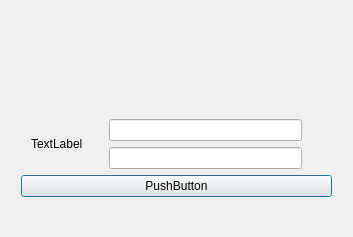
The window that repos/hestina/client/login_main_dlg.ui (FlushHip/ExperimentLab) describes before a commit, drawn with Qt 5.
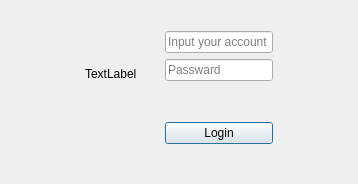
The same window after the commit.

The edit to the form file:
```diff
--- a/repos/hestina/client/login_main_dlg.ui
+++ b/repos/hestina/client/login_main_dlg.ui
@@ -6,70 +6,130 @@
    <rect>
     <x>0</x>
     <y>0</y>
-    <width>353</width>
-    <height>237</height>
+    <width>358</width>
+    <height>184</height>
    </rect>
   </property>
   <property name="windowTitle">
    <string>Dialog</string>
   </property>
   <layout class="QGridLayout" name="gridLayout">
-   <item row="0" column="0">
-    <layout class="QVBoxLayout" name="verticalLayout_2">
+   <item row="3" column="2">
+    <spacer name="verticalSpacer_3">
+     <property name="orientation">
+      <enum>Qt::Vertical</enum>
+     </property>
+     <property name="sizeHint" stdset="0">
+      <size>
+       <width>20</width>
+       <height>40</height>
+      </size>
+     </property>
+    </spacer>
+   </item>
+   <item row="2" column="2">
+    <layout class="QVBoxLayout" name="verticalLayout">
      <property name="leftMargin">
-      <number>10</number>
-     </property>
-     <property name="topMargin">
-      <number>100</number>
+      <number>0</number>
      </property>
      <property name="rightMargin">
-      <number>10</number>
-     </property>
-     <property name="bottomMargin">
-      <number>20</number>
+      <number>0</number>
      </property>
      <item>
-      <layout class="QHBoxLayout" name="horizontalLayout">
-       <property name="leftMargin">
-        <number>10</number>
+      <widget class="QLineEdit" name="account">
+       <property name="placeholderText">
+        <string>Input your account</string>
        </property>
-       <property name="rightMargin">
-        <number>10</number>
-       </property>
-       <item>
-        <widget class="QLabel" name="avtar">
-         <property name="text">
-          <string>TextLabel</string>
-         </property>
-        </widget>
-       </item>
-       <item>
-        <layout class="QVBoxLayout" name="verticalLayout">
-         <property name="leftMargin">
-          <number>20</number>
-         </property>
-         <property name="rightMargin">
-          <number>20</number>
-         </property>
-         <item>
-          <widget class="QLineEdit" name="account"/>
-         </item>
-         <item>
-          <widget class="QLineEdit" name="password"/>
-         </item>
-        </layout>
-       </item>
-      </layout>
+      </widget>
      </item>
      <item>
-      <widget class="QPushButton" name="login_bnt">
-       <property name="text">
-        <string>PushButton</string>
+      <widget class="QLineEdit" name="password">
+       <property name="placeholderText">
+        <string>Passward</string>
        </property>
       </widget>
      </item>
     </layout>
    </item>
+   <item row="2" column="3">
+    <spacer name="horizontalSpacer_2">
+     <property name="orientation">
+      <enum>Qt::Horizontal</enum>
+     </property>
+     <property name="sizeHint" stdset="0">
+      <size>
+       <width>40</width>
+       <height>20</height>
+      </size>
+     </property>
+    </spacer>
+   </item>
+   <item row="2" column="1" rowspan="2">
+    <widget class="QLabel" name="avtar">
+     <property name="text">
+      <string>TextLabel</string>
+     </property>
+    </widget>
+   </item>
+   <item row="4" column="2">
+    <widget class="QPushButton" name="login_bnt">
+     <property name="text">
+      <string>Login</string>
+     </property>
+    </widget>
+   </item>
+   <item row="2" column="0">
+    <spacer name="horizontalSpacer_3">
+     <property name="orientation">
+      <enum>Qt::Horizontal</enum>
+     </property>
+     <property name="sizeHint" stdset="0">
+      <size>
+       <width>40</width>
+       <height>20</height>
+      </size>
+     </property>
+    </spacer>
+   </item>
+   <item row="4" column="1">
+    <spacer name="horizontalSpacer">
+     <property name="orientation">
+      <enum>Qt::Horizontal</enum>
+     </property>
+     <property name="sizeHint" stdset="0">
+      <size>
+       <width>40</width>
+       <height>20</height>
+      </size>
+     </property>
+    </spacer>
+   </item>
+   <item row="5" column="2">
+    <spacer name="verticalSpacer_2">
+     <property name="orientation">
+      <enum>Qt::Vertical</enum>
+     </property>
+     <property name="sizeHint" stdset="0">
+      <size>
+       <width>20</width>
+       <height>40</height>
+      </size>
+     </property>
+    </spacer>
+   </item>
+   <item row="0" column="1" colspan="2">
+    <widget class="QLabel" name="logo_text">
+     <property name="autoFillBackground">
+      <bool>false</bool>
+     </property>
+     <property name="text">
+      <string/>
+     </property>
+     <property name="alignment">
+      <set>Qt::AlignCenter</set>
+     </property>
+    </widget>
+   </item>
   </layout>
  </widget>
  <resources/>
```
Left out of the diff: 4 changed lines with no effect on the pictures.
